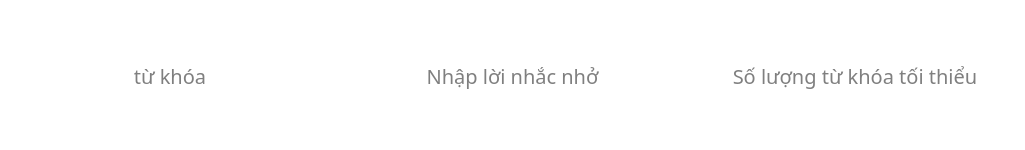
Before: the Qt Designer form UI_Files/Info_Case.ui in hoangm960/Astraea, drawn with Qt 5.
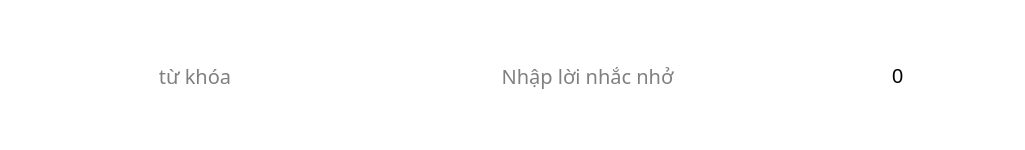
After: the same form once the commit is applied. Icons and pictures are not drawn.

The edit to the form file:
```diff
--- a/UI_Files/Info_Case.ui
+++ b/UI_Files/Info_Case.ui
@@ -254,47 +254,73 @@
          </widget>
         </item>
         <item>
-         <widget class="QLineEdit" name="count">
+         <widget class="QSpinBox" name="count">
+          <property name="minimumSize">
+           <size>
+            <width>200</width>
+            <height>30</height>
+           </size>
+          </property>
           <property name="maximumSize">
            <size>
-            <width>300</width>
-            <height>30</height>
-           </size>
-          </property>
-          <property name="sizeIncrement">
-           <size>
-            <width>300</width>
+            <width>200</width>
             <height>30</height>
            </size>
           </property>
           <property name="font">
            <font>
-            <family>iCiel Effra Regular</family>
             <pointsize>15</pointsize>
            </font>
           </property>
           <property name="styleSheet">
-           <string notr="true">border-radius: 10px;
-color: rgb(0, 0, 0);
-background-color: rgb(255, 255, 255);</string>
-          </property>
-          <property name="locale">
-           <locale language="Vietnamese" country="Vietnam"/>
-          </property>
-          <property name="inputMask">
-           <string/>
-          </property>
-          <property name="text">
-           <string/>
-          </property>
-          <property name="maxLength">
-           <number>32767</number>
+           <string notr="true">QSpinBox {
+	border-radius: 10px;
+	color: rgb(0, 0, 0);
+	background-color: rgb(255, 255, 255);
+}
+QSpinBox::up-button {
+	background-color: rgb(255, 255, 255);
+	border-radius: 5px;
+}
+
+QSpinBox::up-button:hover {
+	background-color: rgb(223, 223, 223);
+}
+
+QSpinBox::up-button:pressed {
+	background-color: rgb(207, 207, 207);
+}
+
+QSpinBox::down-button {
+	background-color: rgb(255, 255, 255);
+	border-radius: 5px;
+}
+
+QSpinBox::down-button:hover {
+	background-color: rgb(223, 223, 223);
+}
+
+QSpinBox::down-button:pressed {
+	background-color: rgb(207, 207, 207);
+}
+
+QSpinBox::up-arrow {
+	image: url(:/images/icons/plus.png);
+    width: 10px;
+    height: 20px;
+}
+
+QSpinBox::down-arrow {
+	image: url(:/images/icons/minus.png);
+    width: 10px;
+    height: 20px;
+}</string>
           </property>
           <property name="alignment">
            <set>Qt::AlignCenter</set>
           </property>
-          <property name="placeholderText">
-           <string>Số lượng từ khóa tối thiểu</string>
+          <property name="maximum">
+           <number>30</number>
           </property>
          </widget>
         </item>
```
